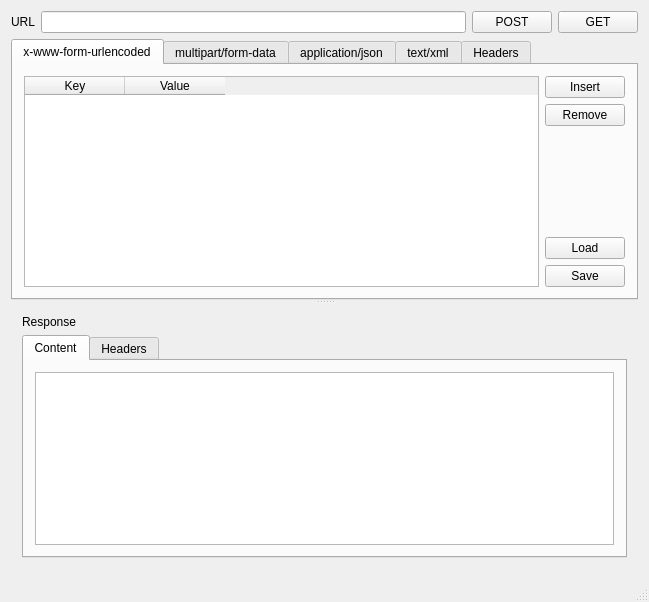
Above: httppost.ui from jadderbao/http-post-test before the change. Below: the same form after it.
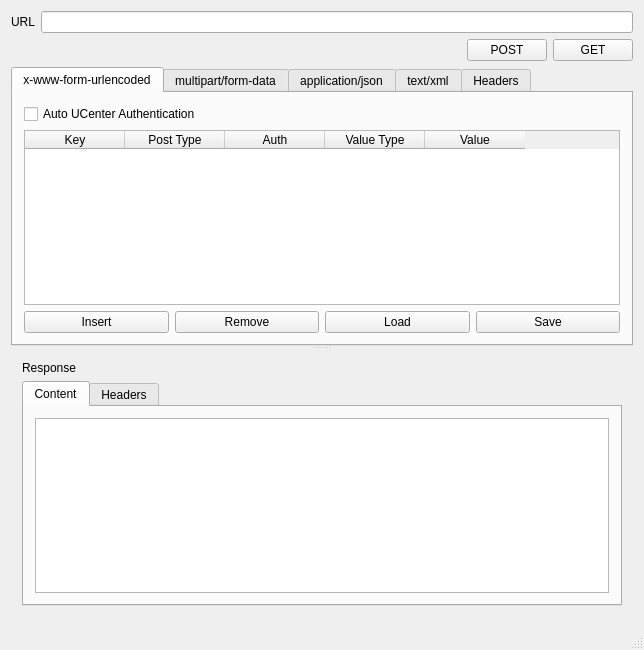
That is the form after the change. The open tabs and pages were chosen to show the change. Custom widgets are drawn as their Qt base class.

```diff
--- a/httppost.ui
+++ b/httppost.ui
@@ -6,15 +6,15 @@
    <rect>
     <x>0</x>
     <y>0</y>
-    <width>649</width>
-    <height>602</height>
+    <width>634</width>
+    <height>650</height>
    </rect>
   </property>
   <property name="windowTitle">
    <string>httppost</string>
   </property>
   <widget class="QWidget" name="centralWidget">
-   <layout class="QVBoxLayout" name="verticalLayout_8">
+   <layout class="QVBoxLayout" name="verticalLayout_4">
     <item>
      <layout class="QHBoxLayout" name="horizontalLayout">
       <item>
@@ -27,6 +27,23 @@
       <item>
        <widget class="QLineEdit" name="lineEditUrl"/>
       </item>
+     </layout>
+    </item>
+    <item>
+     <layout class="QHBoxLayout" name="horizontalLayout_7">
+      <item>
+       <spacer name="horizontalSpacer">
+        <property name="orientation">
+         <enum>Qt::Horizontal</enum>
+        </property>
+        <property name="sizeHint" stdset="0">
+         <size>
+          <width>40</width>
+          <height>20</height>
+         </size>
+        </property>
+       </spacer>
+      </item>
       <item>
        <widget class="QPushButton" name="pushButtonPost">
         <property name="text">
@@ -65,9 +82,16 @@
         <attribute name="title">
          <string>x-www-form-urlencoded</string>
         </attribute>
-        <layout class="QHBoxLayout" name="horizontalLayout_2">
+        <layout class="QVBoxLayout" name="verticalLayout">
          <item>
-          <widget class="QTableWidget" name="tableWidgetKeyValue">
+          <widget class="QCheckBox" name="checkBoxAutoUCenterAuthentication">
+           <property name="text">
+            <string>Auto UCenter Authentication</string>
+           </property>
+          </widget>
+         </item>
+         <item>
+          <widget class="url_encode_table_widget" name="tableWidgetUrlEncode">
            <property name="styleSheet">
             <string notr="true"/>
            </property>
@@ -76,6 +100,28 @@
              <string>Key</string>
             </property>
            </column>
+           <column>
+            <property name="text">
+             <string>Post Type</string>
+            </property>
+           </column>
+           <column>
+            <property name="text">
+             <string>Auth</string>
+            </property>
+           </column>
+           <column>
+            <property name="text">
+             <string>Value Type</string>
+            </property>
+            <property name="background">
+             <color>
+              <red>255</red>
+              <green>170</green>
+              <blue>0</blue>
+             </color>
+            </property>
+           </column>
            <column>
             <property name="text">
              <string>Value</string>
@@ -84,7 +130,7 @@
           </widget>
          </item>
          <item>
-          <layout class="QVBoxLayout" name="verticalLayout">
+          <layout class="QHBoxLayout" name="horizontalLayout_2">
            <item>
             <widget class="QPushButton" name="pushButtonInsert">
              <property name="text">
@@ -99,19 +145,6 @@
              </property>
             </widget>
            </item>
-           <item>
-            <spacer name="verticalSpacer">
-             <property name="orientation">
-              <enum>Qt::Vertical</enum>
-             </property>
-             <property name="sizeHint" stdset="0">
-              <size>
-               <width>20</width>
-               <height>40</height>
-              </size>
-             </property>
-            </spacer>
-           </item>
            <item>
             <widget class="QPushButton" name="pushButtonLoad">
              <property name="text">
@@ -134,7 +167,7 @@
         <attribute name="title">
          <string>multipart/form-data</string>
         </attribute>
-        <layout class="QHBoxLayout" name="horizontalLayout_3">
+        <layout class="QVBoxLayout" name="verticalLayout_8">
          <item>
           <widget class="QTableWidget" name="tableWidgetFormData">
            <column>
@@ -150,7 +183,7 @@
           </widget>
          </item>
          <item>
-          <layout class="QVBoxLayout" name="verticalLayout_4">
+          <layout class="QHBoxLayout" name="horizontalLayout_3">
            <item>
             <widget class="QPushButton" name="pushButtonFormInsertText">
              <property name="enabled">
@@ -201,19 +234,6 @@
              </property>
             </widget>
            </item>
-           <item>
-            <spacer name="verticalSpacer_2">
-             <property name="orientation">
-              <enum>Qt::Vertical</enum>
-             </property>
-             <property name="sizeHint" stdset="0">
-              <size>
-               <width>20</width>
-               <height>40</height>
-              </size>
-             </property>
-            </spacer>
-           </item>
            <item>
             <widget class="QPushButton" name="pushButtonFormLoad">
              <property name="enabled">
@@ -446,8 +466,23 @@
   <widget class="QStatusBar" name="statusBar"/>
  </widget>
  <layoutdefault spacing="6" margin="11"/>
- <resources>
-  <include location="httppost.qrc"/>
- </resources>
+ <customwidgets>
+  <customwidget>
+   <class>form_data_table_widget</class>
+   <extends>QTableWidget</extends>
+   <header>form_data_table_widget.h</header>
+  </customwidget>
+  <customwidget>
+   <class>url_encode_table_widget</class>
+   <extends>QTableWidget</extends>
+   <header>url_encode_table_widget.h</header>
+  </customwidget>
+  <customwidget>
+   <class>headers_table_widget</class>
+   <extends>QTableWidget</extends>
+   <header>headers_table_widget.h</header>
+  </customwidget>
+ </customwidgets>
+ <resources/>
  <connections/>
 </ui>
```
Left out of the diff: 79 changed lines with no effect on the pictures.
